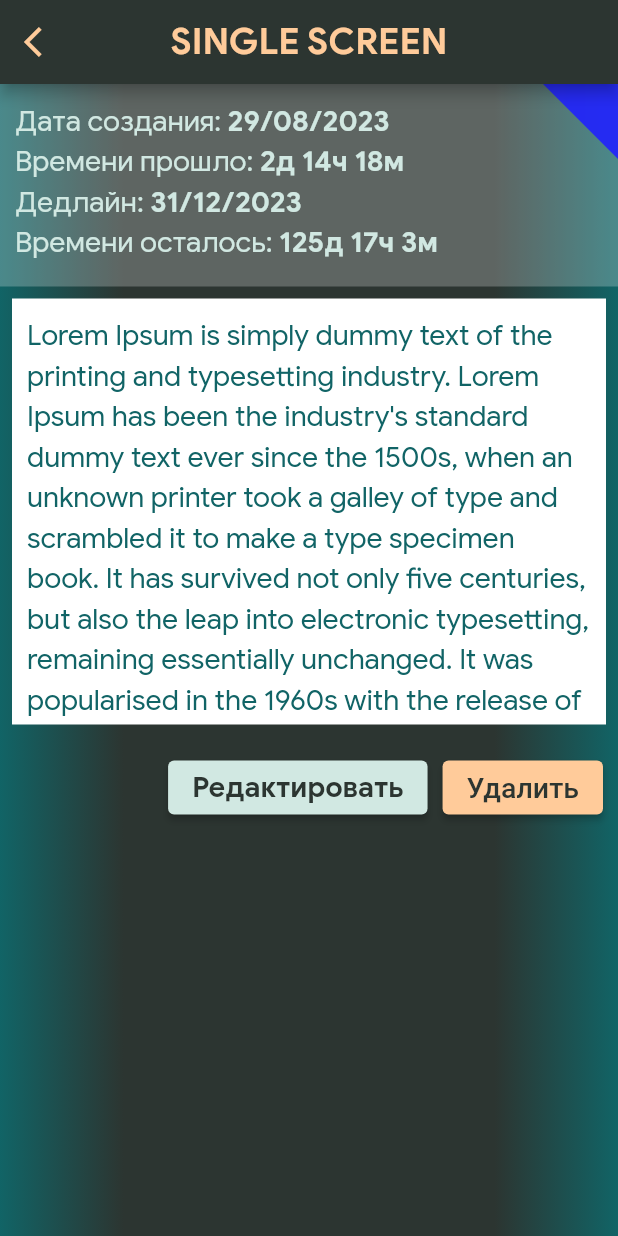
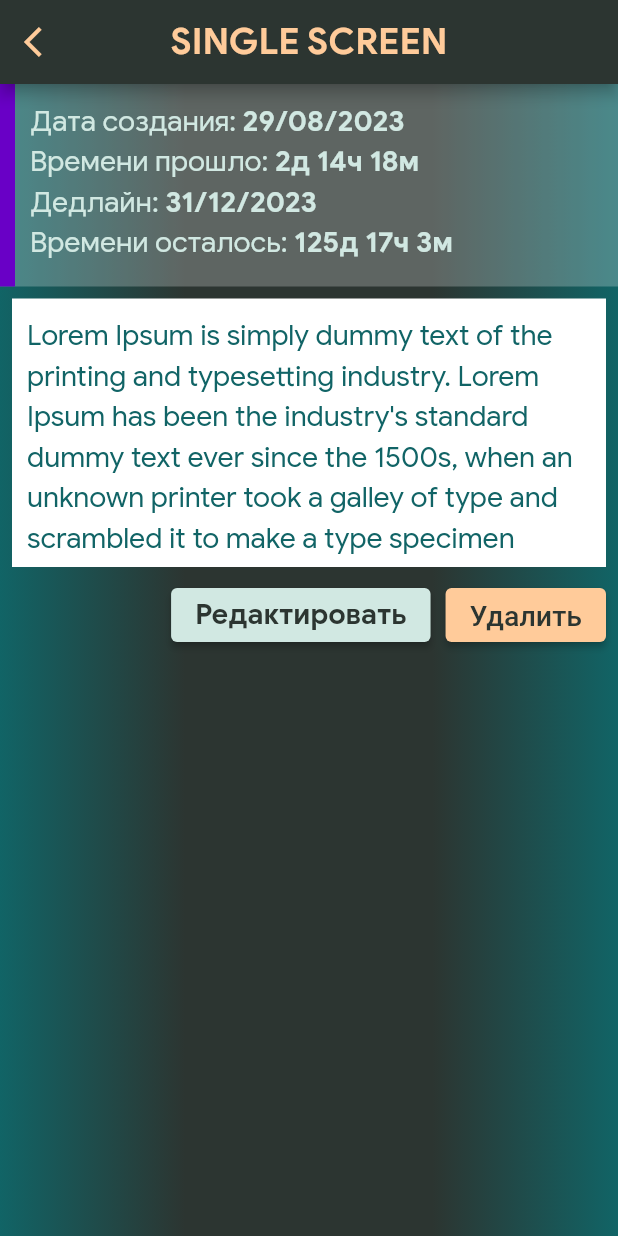
Before and after one commit to yakut54/todolist, a Flutter app: the screen it shows after launch, after a tap on "Short Descriptions Todo...", on a phone screen of 412 x 824 dp. Run offline on Flutter 3.47's test engine with Material 2 defaults, Android fonts, the phone set to English and light mode, and no system bars; our stand-ins replace roundcheckbox.

Commit message:
day 5 add create screen

```diff
--- /dev/null
+++ b/lib/screens/create_todo_screen/index.dart
@@ -0,0 +1 @@
+export './ui/create_todo_screen.dart';
--- a/lib/screens/single_todo_screen/ui/single_todo_screen.dart
+++ b/lib/screens/single_todo_screen/ui/single_todo_screen.dart
@@ -35,8 +35,11 @@ class _SingleTodoScreenState extends State<SingleTodoScreen> {
                 child: Row(
                   crossAxisAlignment: CrossAxisAlignment.start,
                   children: [
-                    const Expanded(
-                      flex: 1,
+                    Container(
+                      width: 10,
+                      color: GeneralColors.fiolet,
+                    ),
+                    Container(
                       child: Padding(
                         padding: EdgeInsets.all(10),
                         child: Column(
@@ -61,16 +64,12 @@ class _SingleTodoScreenState extends State<SingleTodoScreen> {
                           ],
                         ),
                       ),
-                    ),
-                    ClipPath(
-                      clipper: MyCustomClipper(),
-                      child: const Triangle(),
-                    ),
+                    )
                   ],
                 ),
               ),
               SizedBox(
-                height: 300,
+                height: 195,
                 child: Align(
                   child: Container(
                     margin: const EdgeInsets.all(8),
@@ -100,7 +99,7 @@ Lorem Ipsum is simply dummy text of the printing and typesetting industry. Lorem
                 ),
               ),
               Padding(
-                padding: EdgeInsets.all(10),
+                padding: EdgeInsets.only(right: 8),
                 child: Row(
                   mainAxisAlignment: MainAxisAlignment.end,
                   children: [
@@ -151,30 +150,3 @@ Lorem Ipsum is simply dummy text of the printing and typesetting industry. Lorem
     );
   }
 }
-
-class Triangle extends StatelessWidget {
-  const Triangle({super.key});
-
-  @override
-  Widget build(BuildContext context) {
-    return Container(
-      width: 50,
-      height: 50,
-      decoration: const BoxDecoration(color: GeneralColors.blue),
-    );
-  }
-}
-
-class MyCustomClipper extends CustomClipper<Path> {
-  @override
-  Path getClip(Size size) {
-    Path path = Path()
-      ..lineTo(size.width, 0)
-      ..lineTo(size.width, size.height)
-      ..close();
-    return path;
-  }
-
-  @override
-  bool shouldReclip(CustomClipper<Path> oldClipper) => false;
-}
--- a/lib/widgets/ui/checkbox.dart
+++ b/lib/screens/todo_list_screen/ui/checkbox.dart
@@ -14,7 +14,7 @@ class CheckboxWidget extends StatelessWidget {
         RoundCheckBox(
           border: Border.all(
             width: 1,
-            color: const Color.fromARGB(0, 17, 101, 102),
+            color: const Color.fromARGB(0, 0, 0, 0),
           ),
           onTap: (selected) {
             print('RoundCheckBox');
@@ -28,10 +28,10 @@ class CheckboxWidget extends StatelessWidget {
           size: 30,
           checkedWidget: const Icon(
             Icons.check,
-            color: GeneralColors.orangePeach,
-            size: 20,
+            color: GeneralColors.darkTurquoise,
+            size: 25,
           ),
-          checkedColor: GeneralColors.darkTurquoise,
+          checkedColor: const Color(0x00000000),
           animationDuration: const Duration(
             milliseconds: 200,
           ),
--- a/lib/screens/todo_list_screen/ui/tile.dart
+++ b/lib/screens/todo_list_screen/ui/tile.dart
@@ -1,7 +1,7 @@
 import 'package:flutter/cupertino.dart';
 import 'package:flutter/material.dart';
 import 'package:todolist/theme/constants.dart';
-import 'package:todolist/widgets/ui/checkbox.dart';
+import 'package:todolist/screens/todo_list_screen/ui/checkbox.dart';
 
 class TaleBtn extends StatefulWidget {
   const TaleBtn({super.key});
@@ -77,9 +77,7 @@ class _TaleBtnState extends State<TaleBtn> {
                 mainAxisAlignment: MainAxisAlignment.center,
                 children: [
                   Container(
-                    margin: const EdgeInsets.only(
-                      left: 5,
-                    ),
+                    margin: const EdgeInsets.only(left: 5, bottom: 5),
                     width: TileIcons.size,
                     height: TileIcons.size,
                     decoration: const BoxDecoration(
--- a/lib/screens/todo_list_screen/ui/todo_list_appbar.dart
+++ b/lib/screens/todo_list_screen/ui/todo_list_appbar.dart
@@ -1,11 +1,36 @@
 import 'package:flutter/material.dart';
-import 'package:todolist/widgets/index.dart';
+import 'package:todolist/screens/create_todo_screen/index.dart';
+import 'package:todolist/theme/constants.dart';
 
-final appBar = AppBar(
+class AppBarListScreen extends StatelessWidget implements PreferredSizeWidget{
+  const AppBarListScreen({super.key});
+
+  @override
+  Widget build(BuildContext context) {
+    return AppBar(
       centerTitle: true,
       title: Text(
         'Todo list'.toUpperCase(),
         textAlign: TextAlign.center,
       ),
-  actions: const [AddBtn()],
+      actions: [
+        IconButton(
+          iconSize: 35,
+          color: GeneralColors.orangePeach,
+          icon: const Icon(
+            Icons.add,
+          ),
+          onPressed: () {
+            Navigator.push(
+              context,
+              MaterialPageRoute(builder: (context) => const CreateTodoScreen()),
             );
+          },
+        ),
+      ],
+    );
+  }
+
+  @override
+  Size get preferredSize => const Size.fromHeight(kToolbarHeight);
+}
--- a/lib/screens/todo_list_screen/ui/todo_list_screen.dart
+++ b/lib/screens/todo_list_screen/ui/todo_list_screen.dart
@@ -15,7 +15,7 @@ class _TodoListScreenState extends State<TodoListScreen> {
     return Container(
       decoration: backgroundGradient,
       child: Scaffold(
-        appBar: appBar,
+        appBar: const AppBarListScreen(),
         body: Center(
           child: ListView.builder(
             itemCount: 2,
--- a/lib/widgets/index.dart
+++ b/lib/widgets/index.dart
@@ -1,2 +1 @@
-export './ui/add.dart';
 export './ui/background_gradient.dart';
--- a/lib/widgets/ui/add.dart
+++ /dev/null
@@ -1,30 +0,0 @@
-import 'package:flutter/material.dart';
-import 'package:todolist/theme/constants.dart';
-
-class AddBtn extends StatelessWidget {
-  const AddBtn({super.key});
-
-  @override
-  Widget build(BuildContext context) {
-    return Container(
-      width: 30,
-      height: 30,
-      margin: const EdgeInsets.only(
-          top: 10.0, right: 8.0, bottom: 12.0, left: 10.0),
-      decoration: BoxDecoration(
-        color: GeneralColors.darkTurquoise,
-        // borderRadius: BorderRadius.circular(40),
-        shape: BoxShape.circle,
-        border: Border.all(color: GeneralColors.orangePeach, width: 1),
-      ),
-      child: const Align(
-        alignment: Alignment.center,
-        child: Icon(
-          color: GeneralColors.orangePeach,
-          Icons.add,
-          size: 25,
-        ),
-      ),
-    );
-  }
-}
--- a/lib/widgets/ui/background_gradient.dart
+++ b/lib/widgets/ui/background_gradient.dart
@@ -9,6 +9,6 @@ const backgroundGradient = BoxDecoration(
       GeneralColors.grayblue,
       GeneralColors.darkTurquoise,
     ],
-    stops: [0.0, 0.2, 0.8, 1.0],
+    stops: [0.0, 0.3, 0.7, 1.0],
   ),
 );
```
Also changed, not shown: lib/screens/create_todo_screen/ui/create_todo_screen.dart (added, +34 -0 lines). Lines whose indentation alone changed are shown as unchanged.
